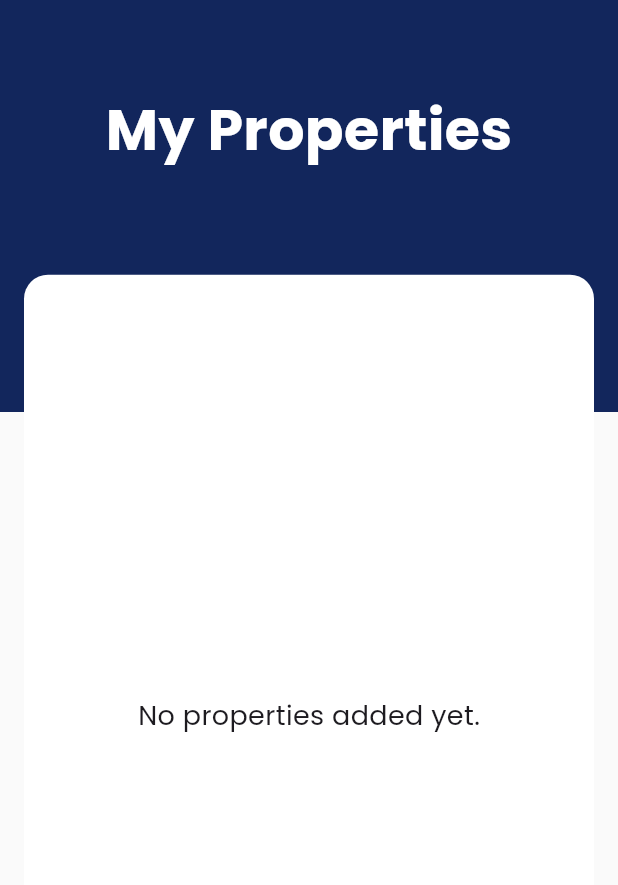
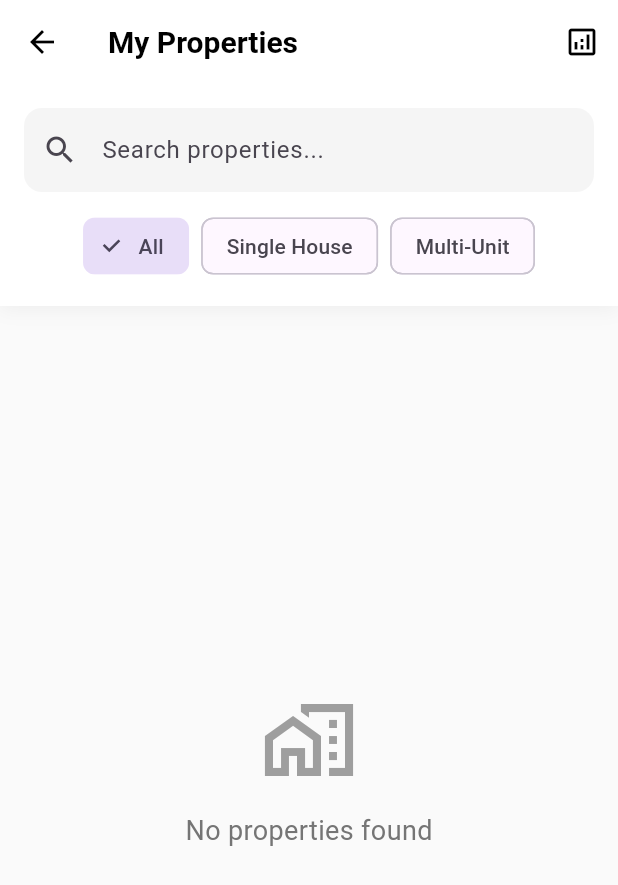
Before and after one commit to fahad58/LandLord, a Flutter app: the My_Properties_Screen screen opened directly with empty values, on a phone screen of 412 x 824 dp. Shown: the top 885 px of the screen. Run offline on Flutter 3.47's test engine with Material 3 defaults, Android fonts, the light colour scheme and no system bars; our stand-ins replace google_fonts, hexcolor, lottie; missing offline and left inert: myimmoappfahad.

Commit message:
Update properties_screen.dart

```diff
--- a/lib/properties_screen.dart
+++ b/lib/properties_screen.dart
@@ -1,135 +1,270 @@
 import 'package:flutter/material.dart';
 import 'property_model.dart';
-import 'updatepropertyscreen.dart';
-import 'update_multi_screen.dart';
-import 'package:google_fonts/google_fonts.dart';
 
 class My_Properties_Screen extends StatefulWidget {
   final List<Property> properties;
 
-  const My_Properties_Screen({super.key, required this.properties});
+  const My_Properties_Screen({
+    super.key,
+    required this.properties,
+  });
 
   @override
-  State<My_Properties_Screen> createState() => _My_Properties_ScreenState();
+  // ignore: library_private_types_in_public_api
+  _My_Properties_ScreenState createState() => _My_Properties_ScreenState();
 }
 
 class _My_Properties_ScreenState extends State<My_Properties_Screen> {
-  List<Property> get properties => widget.properties;
+  String _searchQuery = '';
+  String _filterType = 'All';
 
-  void _deleteProperty(int index) {
-    showDialog(
-      context: context,
-      builder: (ctx) => AlertDialog(
-        title: const Text("Delete Property"),
-        content: const Text("Are you sure you want to delete this property?"),
+  List<Property> get filteredProperties {
+    return widget.properties.where((property) {
+      final matchesSearch = property.name.toLowerCase().contains(_searchQuery.toLowerCase()) ||
+                          property.address.toLowerCase().contains(_searchQuery.toLowerCase());
+      final matchesFilter = _filterType == 'All' ||
+                          property.type == _filterType;
+      return matchesSearch && matchesFilter;
+    }).toList();
+  }
+
+  @override
+  Widget build(BuildContext context) {
+    return Scaffold(
+      appBar: AppBar(
+        elevation: 0,
+        backgroundColor: Colors.white,
+        title: Text(
+          'My Properties',
+          style: TextStyle(
+            color: Colors.black,
+            fontWeight: FontWeight.bold,
+          ),
+        ),
         actions: [
-          TextButton(
-            onPressed: () => Navigator.pop(ctx),
-            child: const Text("Cancel"),
+          IconButton(
+            icon: Icon(Icons.analytics_outlined, color: Colors.black),
+            onPressed: () {
+              //  Navigate to analytics dashboard
+            },
           ),
-          TextButton(
-            onPressed: () {
-              setState(() => properties.removeAt(index));
-              Navigator.pop(ctx);
+        ],
+      ),
+      body: Column(
+        children: [
+          // Search and Filter Section
+          Container(
+            padding: EdgeInsets.all(16),
+            decoration: BoxDecoration(
+              color: Colors.white,
+              boxShadow: [
+                BoxShadow(
+                  // ignore: deprecated_member_use
+                  color: Colors.black.withOpacity(0.05),
+                  blurRadius: 10,
+                  offset: Offset(0, 2),
+                ),
+              ],
+            ),
+            child: Column(
+              children: [
+                // Search Bar
+                TextField(
+                  onChanged: (value) => setState(() => _searchQuery = value),
+                  decoration: InputDecoration(
+                    hintText: 'Search properties...',
+                    prefixIcon: Icon(Icons.search),
+                    border: OutlineInputBorder(
+                      borderRadius: BorderRadius.circular(12),
+                      borderSide: BorderSide.none,
+                    ),
+                    filled: true,
+                    fillColor: Colors.grey[100],
+                  ),
+                ),
+                SizedBox(height: 12),
+                // Filter Chips
+                SingleChildScrollView(
+                  scrollDirection: Axis.horizontal,
+                  child: Row(
+                    children: [
+                      FilterChip(
+                        selected: _filterType == 'All',
+                        label: Text('All'),
+                        onSelected: (selected) {
+                          setState(() => _filterType = 'All');
                         },
-            child: const Text("Delete"),
+                      ),
+                      SizedBox(width: 8),
+                      FilterChip(
+                        selected: _filterType == 'Single House',
+                        label: Text('Single House'),
+                        onSelected: (selected) {
+                          setState(() => _filterType = 'Single House');
+                        },
+                      ),
+                      SizedBox(width: 8),
+                      FilterChip(
+                        selected: _filterType == 'Multi-Unit',
+                        label: Text('Multi-Unit'),
+                        onSelected: (selected) {
+                          setState(() => _filterType = 'Multi-Unit');
+                        },
+                      ),
+                    ],
+                  ),
+                ),
+              ],
+            ),
+          ),
+          // Property List
+          Expanded(
+            child: filteredProperties.isEmpty
+                ? Center(
+                    child: Column(
+                      mainAxisAlignment: MainAxisAlignment.center,
+                      children: [
+                        Icon(
+                          Icons.home_work_outlined,
+                          size: 64,
+                          color: Colors.grey,
+                        ),
+                        SizedBox(height: 16),
+                        Text(
+                          'No properties found',
+                          style: TextStyle(
+                            fontSize: 18,
+                            color: Colors.grey[600],
+                          ),
+                        ),
+                      ],
+                    ),
+                  )
+                : ListView.builder(
+                    padding: EdgeInsets.all(16),
+                    itemCount: filteredProperties.length,
+                    itemBuilder: (context, index) {
+                      final property = filteredProperties[index];
+                      return PropertyListItem(
+                        property: property,
+                        onTap: () {
+                          //  Navigate to property details
+                        },
+                      );
+                    },
+                  ),
           ),
         ],
       ),
     );
   }
+}
 
-  void _editProperty(int index) async {
-    final property = properties[index];
-    dynamic updated;
-    if (property.type == 'Single House') {
-      updated = await Navigator.push(
-        context,
-        MaterialPageRoute(
-          builder: (_) => UpdateSingleHouseFormScreen(property: property),
-        ),
-      );
-    } else {
-      updated = await Navigator.push(
-        context,
-        MaterialPageRoute(
-          builder: (_) => UpdateMultiUnitScreen(property: property),
-        ),
-      );
-    }
-    if (updated != null && updated is Property) {
-      setState(() => properties[index] = updated);
-    }
-  }
+class PropertyListItem extends StatelessWidget {
+  final Property property;
+  final VoidCallback onTap;
+
+  const PropertyListItem({
+    super.key,
+    required this.property,
+    required this.onTap,
+  });
 
   @override
   Widget build(BuildContext context) {
-    final size = MediaQuery.of(context).size;
-
-    return Scaffold(
-      body: SizedBox(
-        width: size.width,
-        height: size.height,
-        child: Stack(
+    return Card(
+      margin: EdgeInsets.only(bottom: 16),
+      elevation: 2,
+      shape: RoundedRectangleBorder(
+        borderRadius: BorderRadius.circular(16),
+      ),
+      child: InkWell(
+        onTap: onTap,
+        borderRadius: BorderRadius.circular(16),
+        child: Column(
+          crossAxisAlignment: CrossAxisAlignment.start,
           children: [
-            // Background gradient
-            Positioned(
-              child: Container(
-                width: size.width,
-                height: size.height / 3,
-                decoration: const BoxDecoration(
-                  gradient: LinearGradient(
-                    colors: [Color(0xff12265c), Color(0xff12265c)],
-                    begin: Alignment.centerRight,
-                    end: Alignment.centerLeft,
+            // Property Image Section
+            Container(
+              height: 200,
+              decoration: BoxDecoration(
+                borderRadius: BorderRadius.vertical(top: Radius.circular(16)),
+                image: DecorationImage(
+                  image: AssetImage(
+                    property.isSingleUnit
+                        ? 'android/asset/animations/house.png'
+                        : 'android/asset/animations/building.png',
+                  ),
+                  fit: BoxFit.cover,
                 ),
               ),
+            ),
+            // Property Details Section
+            Padding(
+              padding: EdgeInsets.all(16),
               child: Column(
+                crossAxisAlignment: CrossAxisAlignment.start,
                 children: [
-                    const SizedBox(height: 60),
+                  Row(
+                    mainAxisAlignment: MainAxisAlignment.spaceBetween,
+                    children: [
                       Text(
-                      'My Properties',
-                      style: GoogleFonts.poppins(
-                        color: Colors.white,
-                        fontSize: 38,
+                        property.name,
+                        style: TextStyle(
+                          fontSize: 20,
                           fontWeight: FontWeight.bold,
+                        ),
+                      ),
+                      Container(
+                        padding: EdgeInsets.symmetric(
+                          horizontal: 12,
+                          vertical: 6,
+                        ),
+                        decoration: BoxDecoration(
+                          // ignore: deprecated_member_use
+                          color: Colors.blue.withOpacity(0.1),
+                          borderRadius: BorderRadius.circular(20),
+                        ),
+                        child: Text(
+                          '\$${property.rent}/month',
+                          style: TextStyle(
+                            color: Colors.blue,
+                            fontWeight: FontWeight.bold,
+                          ),
                         ),
                       ),
                     ],
                   ),
+                  SizedBox(height: 8),
+                  Text(
+                    '${property.address}, ${property.postalCode}',
+                    style: TextStyle(
+                      color: Colors.grey[600],
                     ),
                   ),
-
-            // White card container
-            Positioned(
-              top: size.height / 4.5,
-              left: 16,
-              child: Container(
-                width: size.width - 32,
-                height: size.height / 1.4,
-                decoration: BoxDecoration(
-                  color: Colors.white,
-                  borderRadius: BorderRadius.circular(16),
+                  SizedBox(height: 12),
+                  // Property Features
+                  Row(
+                    children: [
+                      _buildFeatureChip(
+                        Icons.king_bed,
+                        '${property.rooms} Rooms',
                       ),
-                child: properties.isEmpty
-                    ? Center(
-                        child: Text(
-                          'No properties added yet.',
-                          style: GoogleFonts.poppins(fontSize: 18),
+                      SizedBox(width: 8),
+                      if (property.hasParking)
+                        _buildFeatureChip(
+                          Icons.local_parking,
+                          'Parking',
                         ),
-                      )
-                    : ListView.separated(
-                        padding: const EdgeInsets.all(12),
-                        itemCount: properties.length,
-                        itemBuilder: (context, index) {
-                          return PropertyCard(
-                            property: properties[index],
-                            onEdit: () => _editProperty(index),
-                            onDelete: () => _deleteProperty(index),
-                          );
-                        },
-                        separatorBuilder: (_, __) => const SizedBox(height: 10),
+                      SizedBox(width: 8),
+                      if (property.hasGarden)
+                        _buildFeatureChip(
+                          Icons.park,
+                          'Garden',
                         ),
+                    ],
+                  ),
+                ],
               ),
             ),
           ],
@@ -137,56 +272,27 @@ class _My_Properties_ScreenState extends State<My_Properties_Screen> {
       ),
     );
   }
-}
 
-class PropertyCard extends StatelessWidget {
-  final Property property;
-  final VoidCallback onEdit;
-  final VoidCallback onDelete;
-
-  const PropertyCard({
-    super.key,
-    required this.property,
-    required this.onEdit,
-    required this.onDelete,
-  });
-
-  @override
-  Widget build(BuildContext context) {
-    final isSingle = property.type == 'Single House';
-
-    return Card(
-      elevation: 3,
-      shape: RoundedRectangleBorder(borderRadius: BorderRadius.circular(12)),
-      child: Padding(
-        padding: const EdgeInsets.symmetric(horizontal: 12, vertical: 16),
+  Widget _buildFeatureChip(IconData icon, String label) {
+    return Container(
+      padding: EdgeInsets.symmetric(horizontal: 12, vertical: 6),
+      decoration: BoxDecoration(
+        color: Colors.grey[100],
+        borderRadius: BorderRadius.circular(20),
+      ),
       child: Row(
+        mainAxisSize: MainAxisSize.min,
         children: [
-            Icon(
-              isSingle ? Icons.house : Icons.apartment,
-              size: 36,
-              color: Colors.grey.shade700,
-            ),
-            const SizedBox(width: 12),
-            Expanded(
-              child: Text(
-                property.name,
-                style: GoogleFonts.poppins(
-                  fontWeight: FontWeight.bold,
-                  fontSize: 18,
+          Icon(icon, size: 16, color: Colors.grey[600]),
+          SizedBox(width: 4),
+          Text(
+            label,
+            style: TextStyle(
+              color: Colors.grey[600],
+              fontSize: 12,
             ),
           ),
-            ),
-            IconButton(
-              icon: const Icon(Icons.edit, color: Colors.blue),
-              onPressed: onEdit,
-            ),
-            IconButton(
-              icon: const Icon(Icons.delete, color: Colors.red),
-              onPressed: onDelete,
-            ),
         ],
-        ),
       ),
     );
   }
```
Lines whose indentation alone changed are shown as unchanged.
